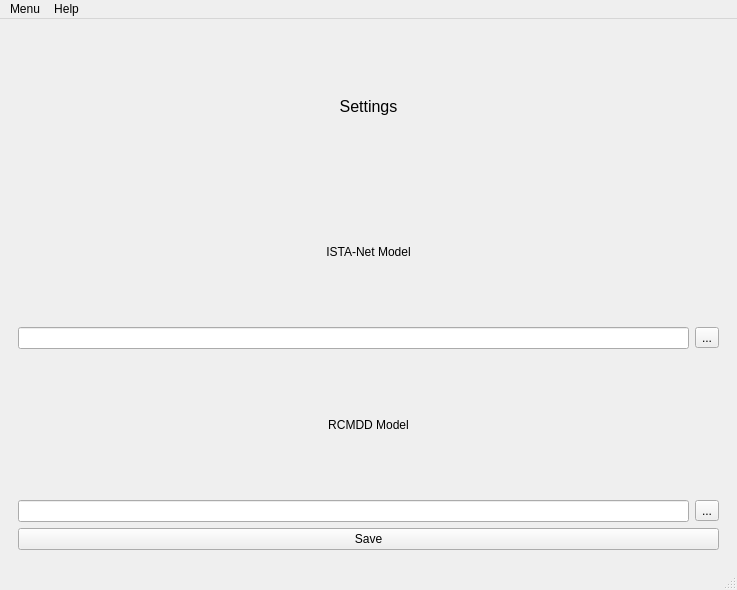
Above: ui/settings.ui from JDCuevas/NetMD-CAPSTONE before the change. Below: the same form after it.
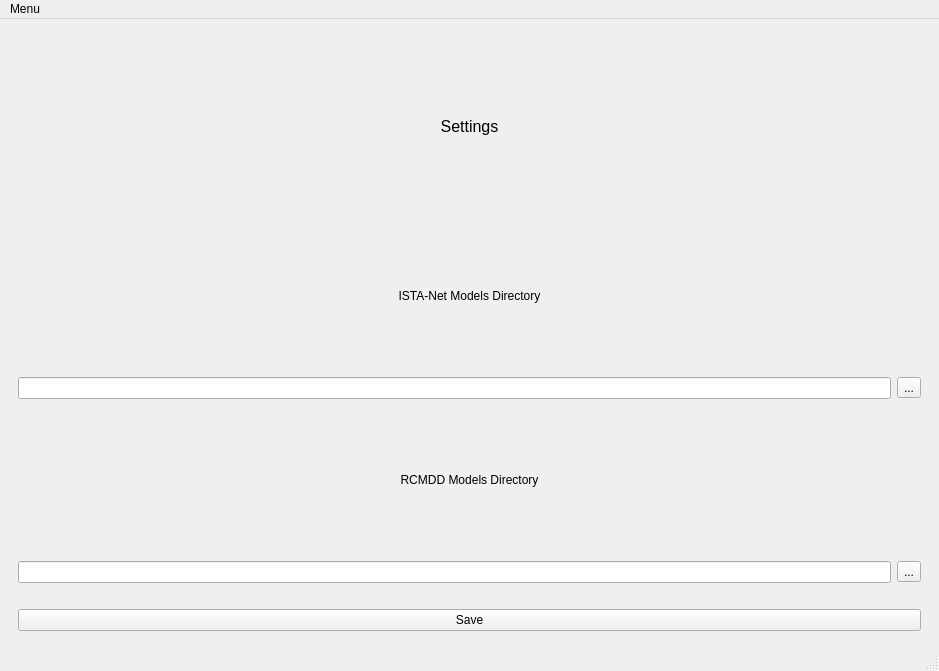
That is the form after the change.

Commit message: Finished UI + ISTA-Net+RCMDD implementation. Only missing RCMDD training due to resource unavailibity during COVID-19

Diff of the .ui file:
```diff
--- a/ui/settings.ui
+++ b/ui/settings.ui
@@ -6,8 +6,8 @@
    <rect>
     <x>0</x>
     <y>0</y>
-    <width>737</width>
-    <height>590</height>
+    <width>939</width>
+    <height>671</height>
    </rect>
   </property>
   <property name="windowTitle">
@@ -42,17 +42,26 @@
          </property>
         </widget>
        </item>
-       <item row="1" column="0">
-        <widget class="QLabel" name="istaLabel">
+       <item row="7" column="0">
+        <widget class="QPushButton" name="saveSettingsButton">
          <property name="text">
-          <string>ISTA-Net Model</string>
-         </property>
-         <property name="alignment">
-          <set>Qt::AlignCenter</set>
+          <string>Save</string>
          </property>
         </widget>
        </item>
        <item row="2" column="0">
+        <layout class="QVBoxLayout" name="verticalLayout">
+         <item>
+          <widget class="QLabel" name="istaLabel">
+           <property name="text">
+            <string>ISTA-Net Models Directory</string>
+           </property>
+           <property name="alignment">
+            <set>Qt::AlignCenter</set>
+           </property>
+          </widget>
+         </item>
+         <item>
         <layout class="QHBoxLayout" name="horizontalLayout">
          <item>
           <widget class="QLineEdit" name="istaPathLine"/>
@@ -66,17 +75,21 @@
          </item>
         </layout>
        </item>
-       <item row="3" column="0">
-        <widget class="QLabel" name="rcmddLabel">
-         <property name="text">
-          <string>RCMDD Model</string>
-         </property>
-         <property name="alignment">
-          <set>Qt::AlignCenter</set>
-         </property>
-        </widget>
+        </layout>
        </item>
        <item row="4" column="0">
+        <layout class="QVBoxLayout" name="verticalLayout_2">
+         <item>
+          <widget class="QLabel" name="rcmddLabel">
+           <property name="text">
+            <string>RCMDD Models Directory</string>
+           </property>
+           <property name="alignment">
+            <set>Qt::AlignCenter</set>
+           </property>
+          </widget>
+         </item>
+         <item>
         <layout class="QHBoxLayout" name="horizontalLayout_2">
          <item>
           <widget class="QLineEdit" name="rcmddPathLine"/>
@@ -87,15 +100,23 @@
             <string>...</string>
            </property>
           </widget>
+           </item>
+          </layout>
          </item>
         </layout>
        </item>
        <item row="5" column="0">
-        <widget class="QPushButton" name="saveButton">
-         <property name="text">
-          <string>Save</string>
+        <spacer name="horizontalSpacer">
+         <property name="orientation">
+          <enum>Qt::Horizontal</enum>
          </property>
-        </widget>
+         <property name="sizeHint" stdset="0">
+          <size>
+           <width>40</width>
+           <height>20</height>
+          </size>
+         </property>
+        </spacer>
        </item>
       </layout>
      </widget>
@@ -107,7 +128,7 @@
     <rect>
      <x>0</x>
      <y>0</y>
-     <width>737</width>
+     <width>939</width>
      <height>39</height>
     </rect>
    </property>
@@ -116,16 +137,9 @@
      <string>Menu</string>
     </property>
     <addaction name="actionHome"/>
-    <addaction name="actionSettings"/>
-   </widget>
-   <widget class="QMenu" name="menuHelp">
-    <property name="title">
-     <string>Help</string>
-    </property>
     <addaction name="actionInstructions"/>
    </widget>
    <addaction name="menuMenu"/>
-   <addaction name="menuHelp"/>
   </widget>
   <widget class="QStatusBar" name="statusbar"/>
   <action name="actionProgram">
```
Left out of the diff: 6 changed lines with no effect on the pictures. Lines whose indentation alone changed are shown as unchanged. The commit also changes 23 other files.
